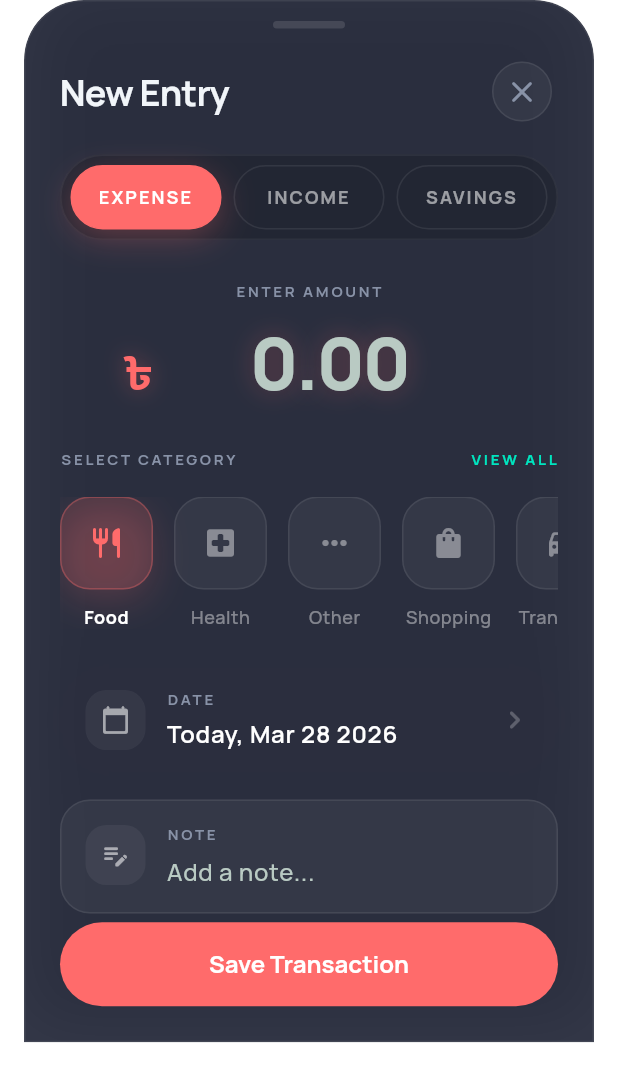
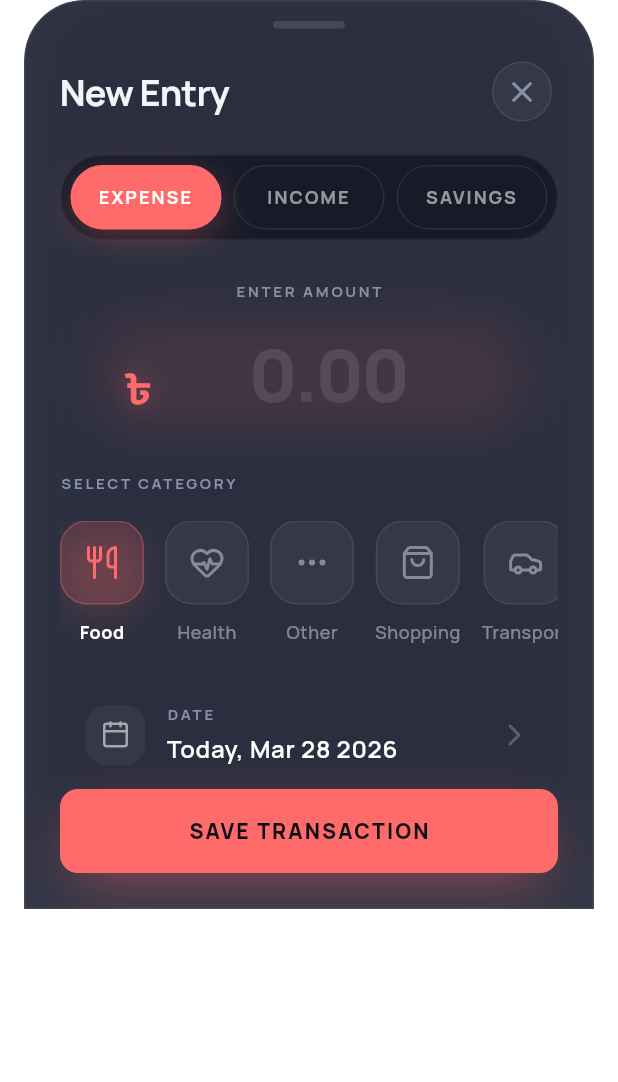
Before and after one commit to Abrar118/spendsplit, a Flutter app: the AddTransactionSheet widget shown alone on an empty page, opened directly, on a phone screen of 412 x 824 dp. Shown: the top 1082 px of the screen. Run offline on Flutter 3.47's test engine with Material 3 defaults, Android fonts, the phone set to English and light mode, and no system bars; our stand-ins replace drift, flutter_animate, flutter_riverpod, go_router, google_fonts, lucide_icons and 2 more; accounts and stored records are empty; generated files the repository leaves out were written again.

Commit message:
fix: resolve Phase 3 bugs, spec deviations, and missing features
Critical fixes:
- Fix setState-after-dispose by resetting state before Navigator.pop()
- Add try/catch on DB operations with user-facing error snackbars
- Fix _syncInitialCategory to guard against repeated callback scheduling
- Replace illegal ref.watch with ref.read in SettingsController mutations
- Handle duplicate category name constraint violations gracefully

Spec alignment:
- Save button: 12px radius, dark text, uppercase, accent glow shadow
- Segment highlight uses type-aware accent color instead of hardcoded teal
- Category chips sized to 56dp, sheet height to 75%, ৳ symbol to 28sp
- Title always reads "New Entry", note label matches HTML reference
- Add input formatter restricting amount field to valid numbers only
- Remove dead "VIEW ALL" button with no handler

Additions:
- Ambient glow container around amount input area matching type color
- Custom categories get round-robin colors instead of static gray
- Icons migrated to lucide_icons throughout the sheet
- Type selector uses AppColors.background instead of pure black

Co-Authored-By: Claude Opus 4.6 (1M context) <noreply@anthropic.com>

```diff
--- a/lib/features/transactions/widgets/add_transaction_sheet.dart
+++ b/lib/features/transactions/widgets/add_transaction_sheet.dart
@@ -4,6 +4,7 @@ import 'package:drift/drift.dart' show Value;
 import 'package:flutter/material.dart';
 import 'package:flutter/services.dart';
 import 'package:flutter_riverpod/flutter_riverpod.dart';
+import 'package:lucide_icons/lucide_icons.dart';
 import 'package:modal_bottom_sheet/modal_bottom_sheet.dart';
 
 import '../../../core/constants/enums.dart';
@@ -21,6 +22,7 @@ Future<void> showAddTransactionSheet(
     backgroundColor: Colors.transparent,
     expand: false,
     bounce: true,
+    isDismissible: true,
     builder: (context) =>
         AddTransactionSheet(existingTransaction: existingTransaction),
   );
@@ -29,6 +31,16 @@ Future<void> showAddTransactionSheet(
 enum _TransactionEntryType { expense, income, savings }
 
 enum _SavingsFlowType { deposit, withdrawal }
+
+/// Palette of colors auto-assigned to custom categories in round-robin order.
+const _customCategoryColors = [
+  AppColors.teal,
+  AppColors.blue,
+  AppColors.amber,
+  AppColors.coral,
+  AppColors.purple,
+  AppColors.green,
+];
 
 class AddTransactionSheet extends ConsumerStatefulWidget {
   const AddTransactionSheet({super.key, this.existingTransaction});
@@ -50,7 +62,7 @@ class _AddTransactionSheetState extends ConsumerState<AddTransactionSheet> {
   String _selectedIncomeSource = IncomeSource.salary.dbValue;
   DateTime _selectedDate = DateTime.now();
   bool _saving = false;
-  bool _didInitializeFromExisting = false;
+  bool _didAutoSelectCategory = false;
 
   static const _incomeSources = [
     IncomeSource.salary,
@@ -68,6 +80,7 @@ class _AddTransactionSheetState extends ConsumerState<AddTransactionSheet> {
       _noteController.text = transaction.note ?? '';
       _selectedCategoryId = transaction.categoryId;
       _selectedIncomeSource = transaction.source ?? IncomeSource.salary.dbValue;
+      _didAutoSelectCategory = true; // don't override edited category
 
       final type = TransactionType.fromDbValue(transaction.type);
       switch (type) {
@@ -116,7 +129,7 @@ class _AddTransactionSheetState extends ConsumerState<AddTransactionSheet> {
         bottom: MediaQuery.viewInsetsOf(context).bottom + 16,
       ),
       child: FractionallySizedBox(
-        heightFactor: 0.86,
+        heightFactor: 0.75,
         alignment: Alignment.bottomCenter,
         child: ClipRRect(
           borderRadius: const BorderRadius.vertical(top: Radius.circular(40)),
@@ -155,7 +168,7 @@ class _AddTransactionSheetState extends ConsumerState<AddTransactionSheet> {
                         Row(
                           children: [
                             Text(
-                              _isEditing ? 'Edit Entry' : 'New Entry',
+                              'New Entry',
                               style: theme.textTheme.headlineMedium,
                             ),
                             const Spacer(),
@@ -195,6 +208,7 @@ class _AddTransactionSheetState extends ConsumerState<AddTransactionSheet> {
                       child: Column(
                         crossAxisAlignment: CrossAxisAlignment.start,
                         children: [
+                          // --- Amount input with ambient glow ---
                           Center(
                             child: Column(
                               children: [
@@ -203,20 +217,38 @@ class _AddTransactionSheetState extends ConsumerState<AddTransactionSheet> {
                                   style: theme.textTheme.labelMedium,
                                 ),
                                 const SizedBox(height: 14),
-                                Row(
+                                Container(
+                                  padding: const EdgeInsets.symmetric(
+                                    horizontal: 16,
+                                    vertical: 8,
+                                  ),
+                                  decoration: BoxDecoration(
+                                    borderRadius: BorderRadius.circular(20),
+                                    boxShadow: [
+                                      BoxShadow(
+                                        color: _accentColor.withValues(
+                                          alpha: 0.12,
+                                        ),
+                                        blurRadius: 32,
+                                        spreadRadius: 4,
+                                      ),
+                                    ],
+                                  ),
+                                  child: Row(
                                     mainAxisAlignment: MainAxisAlignment.center,
+                                    mainAxisSize: MainAxisSize.min,
                                     crossAxisAlignment: CrossAxisAlignment.end,
                                     children: [
                                       Text(
                                         '৳',
                                         style: theme.textTheme.headlineLarge
                                             ?.copyWith(
+                                              fontSize: 28,
                                               color: _accentColor,
                                               shadows: [
                                                 Shadow(
-                                                color: _accentColor.withValues(
-                                                  alpha: 0.35,
-                                                ),
+                                                  color: _accentColor
+                                                      .withValues(alpha: 0.35),
                                                   blurRadius: 18,
                                                 ),
                                               ],
@@ -232,9 +264,15 @@ class _AddTransactionSheetState extends ConsumerState<AddTransactionSheet> {
                                           enabled: !_saving,
                                           textAlign: TextAlign.center,
                                           keyboardType:
-                                            const TextInputType.numberWithOptions(
+                                              const TextInputType
+                                                  .numberWithOptions(
                                                     decimal: true,
                                                   ),
+                                          inputFormatters: [
+                                            FilteringTextInputFormatter.allow(
+                                              RegExp(r'^\d*\.?\d*'),
+                                            ),
+                                          ],
                                           style: theme.textTheme.displayLarge
                                               ?.copyWith(
                                                 fontSize: 48,
@@ -242,19 +280,29 @@ class _AddTransactionSheetState extends ConsumerState<AddTransactionSheet> {
                                                 shadows: [
                                                   Shadow(
                                                     color: _accentColor
-                                                      .withValues(alpha: 0.28),
+                                                        .withValues(
+                                                          alpha: 0.28,
+                                                        ),
                                                     blurRadius: 20,
                                                   ),
                                                 ],
                                               ),
-                                        decoration: const InputDecoration(
+                                          decoration: InputDecoration(
                                             hintText: '0.00',
+                                            hintStyle: theme
+                                                .textTheme.displayLarge
+                                                ?.copyWith(
+                                                  fontSize: 48,
+                                                  color: Colors.white
+                                                      .withValues(alpha: 0.1),
+                                                ),
                                             border: InputBorder.none,
                                             isDense: true,
                                           ),
                                         ),
                                       ),
                                     ],
+                                  ),
                                 ),
                               ],
                             ),
@@ -263,6 +311,7 @@ class _AddTransactionSheetState extends ConsumerState<AddTransactionSheet> {
                           categoriesAsync.when(
                             data: (items) => _AdaptiveSection(
                               entryType: _entryType,
+                              accentColor: _accentColor,
                               categories: items,
                               selectedCategoryId: _selectedCategoryId,
                               selectedIncomeSource: _selectedIncomeSource,
@@ -303,7 +352,7 @@ class _AddTransactionSheetState extends ConsumerState<AddTransactionSheet> {
                           ),
                           const SizedBox(height: 24),
                           _InfoRow(
-                            icon: Icons.calendar_today_rounded,
+                            icon: LucideIcons.calendar,
                             label: 'DATE',
                             value: formatSheetDate(_selectedDate),
                             onTap: _saving ? null : _pickDate,
@@ -317,20 +366,42 @@ class _AddTransactionSheetState extends ConsumerState<AddTransactionSheet> {
                       ),
                     ),
                   ),
+                  // --- Save button: 12px radius, dark text, glow shadow ---
                   Padding(
                     padding: const EdgeInsets.fromLTRB(24, 0, 24, 24),
-                    child: SizedBox(
+                    child: Container(
                       width: double.infinity,
+                      decoration: BoxDecoration(
+                        borderRadius: BorderRadius.circular(12),
+                        boxShadow: [
+                          BoxShadow(
+                            color: _accentColor.withValues(alpha: 0.5),
+                            blurRadius: 32,
+                            offset: const Offset(0, 12),
+                            spreadRadius: -8,
+                          ),
+                        ],
+                      ),
                       child: FilledButton(
                         style: FilledButton.styleFrom(
                           backgroundColor: _accentColor,
-                          foregroundColor: Colors.white,
+                          foregroundColor: const Color(0xFF0E1016),
+                          shape: RoundedRectangleBorder(
+                            borderRadius: BorderRadius.circular(12),
+                          ),
+                          padding: const EdgeInsets.symmetric(vertical: 18),
+                          textStyle: theme.textTheme.labelLarge?.copyWith(
+                            fontSize: 14,
+                            fontWeight: FontWeight.w800,
+                          ),
                         ),
                         onPressed: _saving ? null : _saveTransaction,
                         child: Text(
                           _saving
-                              ? 'Saving...'
-                              : (_isEditing ? 'Update' : 'Save Transaction'),
+                              ? 'SAVING...'
+                              : (_isEditing
+                                  ? 'UPDATE'
+                                  : 'SAVE TRANSACTION'),
                         ),
                       ),
                     ),
@@ -344,27 +415,21 @@ class _AddTransactionSheetState extends ConsumerState<AddTransactionSheet> {
     );
   }
 
+  /// Auto-select the first category for new expense entries once categories
+  /// have loaded. Runs once and sets a synchronous guard to avoid repeat
+  /// scheduling from subsequent builds.
   void _syncInitialCategory(List<CategoriesTableData> categories) {
+    if (_didAutoSelectCategory) return;
     if (categories.isEmpty) return;
+    if (_entryType != _TransactionEntryType.expense) return;
 
-    if (_isEditing && _didInitializeFromExisting) {
-      return;
-    }
-
-    if (_isEditing) {
-      _didInitializeFromExisting = true;
-      return;
-    }
-
-    if (_selectedCategoryId == null &&
-        _entryType == _TransactionEntryType.expense) {
+    _didAutoSelectCategory = true;
     WidgetsBinding.instance.addPostFrameCallback((_) {
       if (!mounted) return;
       setState(() {
         _selectedCategoryId = categories.first.id;
       });
     });
-    }
   }
 
   Future<void> _pickDate() async {
@@ -393,6 +458,7 @@ class _AddTransactionSheetState extends ConsumerState<AddTransactionSheet> {
   }
 
   Future<void> _createCustomCategory(BuildContext context) async {
+    final messenger = ScaffoldMessenger.of(context);
     final controller = TextEditingController();
     final name = await showDialog<String>(
       context: context,
@@ -425,13 +491,22 @@ class _AddTransactionSheetState extends ConsumerState<AddTransactionSheet> {
 
     if (!mounted || name == null || name.isEmpty) return;
 
+    // Pick a color from the palette based on existing custom category count
+    final existingCategories =
+        ref.read(categoriesProvider).valueOrNull ?? const [];
+    final customCount =
+        existingCategories.where((c) => !c.isPredefined).length;
+    final color =
+        _customCategoryColors[customCount % _customCategoryColors.length];
+
+    try {
       final categoryId = await ref
           .read(categoryRepositoryProvider)
           .createCategory(
             CategoriesTableCompanion.insert(
               name: name,
               icon: 'category',
-            color: AppColors.catOther.toARGB32(),
+              color: color.toARGB32(),
               isPredefined: const Value(false),
               isDollarCategory: const Value(false),
             ),
@@ -441,6 +516,14 @@ class _AddTransactionSheetState extends ConsumerState<AddTransactionSheet> {
       setState(() {
         _selectedCategoryId = categoryId;
       });
+    } on Exception {
+      if (!mounted) return;
+      messenger.showSnackBar(
+        const SnackBar(
+          content: Text('Category already exists or could not be created'),
+        ),
+      );
+    }
   }
 
   Future<void> _saveTransaction() async {
@@ -530,6 +613,12 @@ class _AddTransactionSheetState extends ConsumerState<AddTransactionSheet> {
       await HapticFeedback.mediumImpact();
 
       if (!mounted) return;
+
+      // Reset saving state before pop to avoid setState-after-dispose
+      setState(() {
+        _saving = false;
+      });
+
       Navigator.of(context).pop();
       messenger.showSnackBar(
         SnackBar(
@@ -538,12 +627,14 @@ class _AddTransactionSheetState extends ConsumerState<AddTransactionSheet> {
           ),
         ),
       );
-    } finally {
-      if (mounted) {
+    } on Exception catch (e) {
+      if (!mounted) return;
+      messenger.showSnackBar(
+        SnackBar(content: Text('Failed to save: ${e.toString()}')),
+      );
       setState(() {
         _saving = false;
       });
-      }
     }
   }
 }
@@ -559,7 +650,7 @@ class _TypeSelector extends StatelessWidget {
     return Container(
       padding: const EdgeInsets.all(6),
       decoration: BoxDecoration(
-        color: Colors.black.withValues(alpha: 0.18),
+        color: AppColors.background.withValues(alpha: 0.6),
         borderRadius: BorderRadius.circular(999),
         border: Border.all(color: Colors.white.withValues(alpha: 0.05)),
       ),
@@ -655,6 +746,7 @@ class _TypePill extends StatelessWidget {
 class _AdaptiveSection extends StatelessWidget {
   const _AdaptiveSection({
     required this.entryType,
+    required this.accentColor,
     required this.categories,
     required this.selectedCategoryId,
     required this.selectedIncomeSource,
@@ -666,6 +758,7 @@ class _AdaptiveSection extends StatelessWidget {
   });
 
   final _TransactionEntryType entryType;
+  final Color accentColor;
   final List<CategoriesTableData> categories;
   final int? selectedCategoryId;
   final String selectedIncomeSource;
@@ -685,13 +778,6 @@ class _AdaptiveSection extends StatelessWidget {
           Row(
             children: [
               Text('SELECT CATEGORY', style: theme.textTheme.labelMedium),
-              const Spacer(),
-              Text(
-                'VIEW ALL',
-                style: theme.textTheme.labelMedium?.copyWith(
-                  color: AppColors.teal,
-                ),
-              ),
             ],
           ),
           const SizedBox(height: 18),
@@ -720,6 +806,7 @@ class _AdaptiveSection extends StatelessWidget {
     if (entryType == _TransactionEntryType.income) {
       return _SegmentSection<IncomeSource>(
         label: 'SOURCE',
+        accentColor: accentColor,
         values: _AddTransactionSheetState._incomeSources,
         selectedValue: _incomeSourcesByDbValue(selectedIncomeSource),
         onSelected: (value) => onIncomeSourceSelected(value.dbValue),
@@ -733,6 +820,7 @@ class _AdaptiveSection extends StatelessWidget {
 
     return _SegmentSection<_SavingsFlowType>(
       label: 'SAVINGS TYPE',
+      accentColor: accentColor,
       values: const [_SavingsFlowType.deposit, _SavingsFlowType.withdrawal],
       selectedValue: savingsFlowType,
       onSelected: onSavingsFlowSelected,
@@ -773,13 +861,13 @@ class _CategoryChip extends StatelessWidget {
         children: [
           AnimatedContainer(
             duration: const Duration(milliseconds: 180),
-            width: 62,
-            height: 62,
+            width: 56,
+            height: 56,
             decoration: BoxDecoration(
               color: selected
                   ? color.withValues(alpha: 0.16)
                   : Colors.white.withValues(alpha: 0.05),
-              borderRadius: BorderRadius.circular(20),
+              borderRadius: BorderRadius.circular(18),
               border: Border.all(
                 color: selected
                     ? color.withValues(alpha: 0.32)
@@ -825,14 +913,14 @@ class _CustomCategoryChip extends StatelessWidget {
       child: Column(
         children: [
           Container(
-            width: 62,
-            height: 62,
+            width: 56,
+            height: 56,
             decoration: BoxDecoration(
               color: Colors.white.withValues(alpha: 0.05),
-              borderRadius: BorderRadius.circular(20),
+              borderRadius: BorderRadius.circular(18),
               border: Border.all(color: Colors.white.withValues(alpha: 0.08)),
             ),
-            child: const Icon(Icons.add_rounded, color: AppColors.teal),
+            child: const Icon(LucideIcons.plus, color: AppColors.teal),
           ),
           const SizedBox(height: 10),
           Text(
@@ -850,6 +938,7 @@ class _CustomCategoryChip extends StatelessWidget {
 class _SegmentSection<T> extends StatelessWidget {
   const _SegmentSection({
     required this.label,
+    required this.accentColor,
     required this.values,
     required this.selectedValue,
     required this.onSelected,
@@ -857,6 +946,7 @@ class _SegmentSection<T> extends StatelessWidget {
   });
 
   final String label;
+  final Color accentColor;
   final List<T> values;
   final T selectedValue;
   final ValueChanged<T> onSelected;
@@ -886,7 +976,7 @@ class _SegmentSection<T> extends StatelessWidget {
                       borderRadius: BorderRadius.circular(16),
                       border: Border.all(
                         color: selectedValue == value
-                            ? AppColors.teal.withValues(alpha: 0.22)
+                            ? accentColor.withValues(alpha: 0.22)
                             : Colors.white.withValues(alpha: 0.08),
                       ),
                     ),
@@ -971,7 +1061,7 @@ class _InfoRow extends StatelessWidget {
               ),
             ),
             Icon(
-              Icons.chevron_right_rounded,
+              LucideIcons.chevronRight,
               color: Colors.white.withValues(alpha: 0.24),
             ),
           ],
@@ -1008,7 +1098,7 @@ class _NoteField extends StatelessWidget {
               borderRadius: BorderRadius.circular(14),
             ),
             child: Icon(
-              Icons.edit_note_rounded,
+              LucideIcons.pencil,
               size: 20,
               color: Colors.white.withValues(alpha: 0.56),
             ),
@@ -1018,14 +1108,17 @@ class _NoteField extends StatelessWidget {
             child: Column(
               crossAxisAlignment: CrossAxisAlignment.start,
               children: [
-                Text('NOTE', style: theme.textTheme.labelMedium),
+                Text('Optional Note', style: theme.textTheme.labelMedium),
                 const SizedBox(height: 6),
                 TextField(
                   controller: controller,
                   enabled: enabled,
                   maxLines: 1,
-                  decoration: const InputDecoration(
-                    hintText: 'Add a note...',
+                  decoration: InputDecoration(
+                    hintText: 'What was this for?',
+                    hintStyle: theme.textTheme.bodyMedium?.copyWith(
+                      color: Colors.white.withValues(alpha: 0.2),
+                    ),
                     border: InputBorder.none,
                     isDense: true,
                     contentPadding: EdgeInsets.zero,
@@ -1043,18 +1136,18 @@ class _NoteField extends StatelessWidget {
 IconData _iconForCategory(String iconName) {
   switch (iconName) {
     case 'restaurant':
-      return Icons.restaurant_rounded;
+      return LucideIcons.utensils;
     case 'directions_car':
-      return Icons.directions_car_rounded;
+      return LucideIcons.car;
     case 'bolt':
-      return Icons.bolt_rounded;
+      return LucideIcons.zap;
     case 'local_hospital':
-      return Icons.local_hospital_rounded;
+      return LucideIcons.heartPulse;
     case 'shopping_bag':
-      return Icons.shopping_bag_rounded;
+      return LucideIcons.shoppingBag;
     case 'more_horiz':
-      return Icons.more_horiz_rounded;
+      return LucideIcons.moreHorizontal;
     default:
-      return Icons.category_rounded;
+      return LucideIcons.tag;
   }
 }
--- a/lib/providers/providers.dart
+++ b/lib/providers/providers.dart
@@ -51,22 +51,22 @@ class SettingsController extends Notifier<AppSettings> {
   }
 
   Future<void> setBiometricEnabled(bool value) async {
-    await ref.watch(settingsRepositoryProvider).setBiometricEnabled(value);
+    await ref.read(settingsRepositoryProvider).setBiometricEnabled(value);
     state = state.copyWith(biometricEnabled: value);
   }
 
   Future<void> setDollarAnnualLimit(double value) async {
-    await ref.watch(settingsRepositoryProvider).setDollarAnnualLimit(value);
+    await ref.read(settingsRepositoryProvider).setDollarAnnualLimit(value);
     state = state.copyWith(dollarAnnualLimit: value);
   }
 
   Future<void> setDollarLimitYear(int value) async {
-    await ref.watch(settingsRepositoryProvider).setDollarLimitYear(value);
+    await ref.read(settingsRepositoryProvider).setDollarLimitYear(value);
     state = state.copyWith(dollarLimitYear: value);
   }
 
   Future<void> setInitialBalance(double value) async {
-    await ref.watch(settingsRepositoryProvider).setInitialBalance(value);
+    await ref.read(settingsRepositoryProvider).setInitialBalance(value);
     state = state.copyWith(initialBalance: value);
   }
 }
```
Lines whose indentation alone changed are shown as unchanged.
